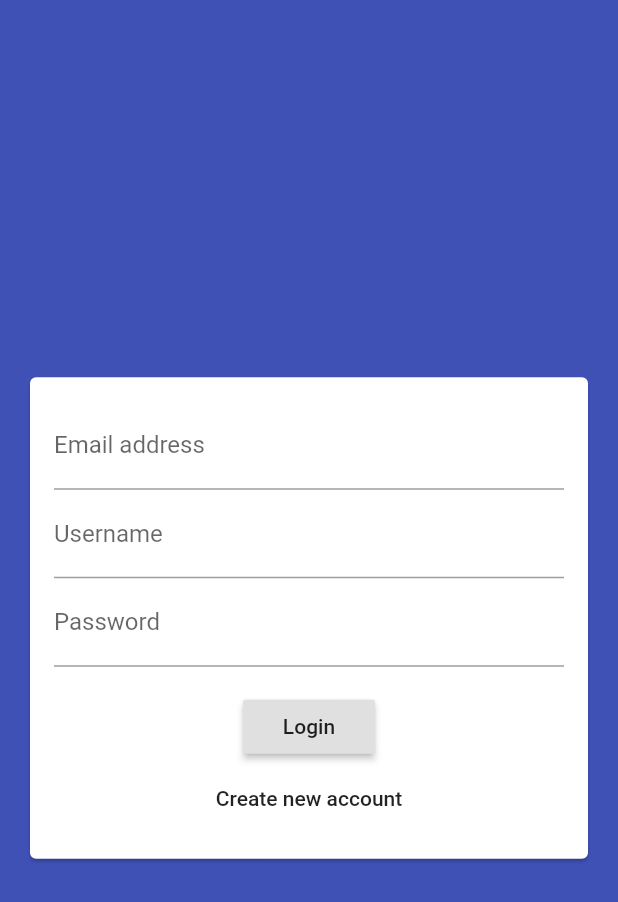
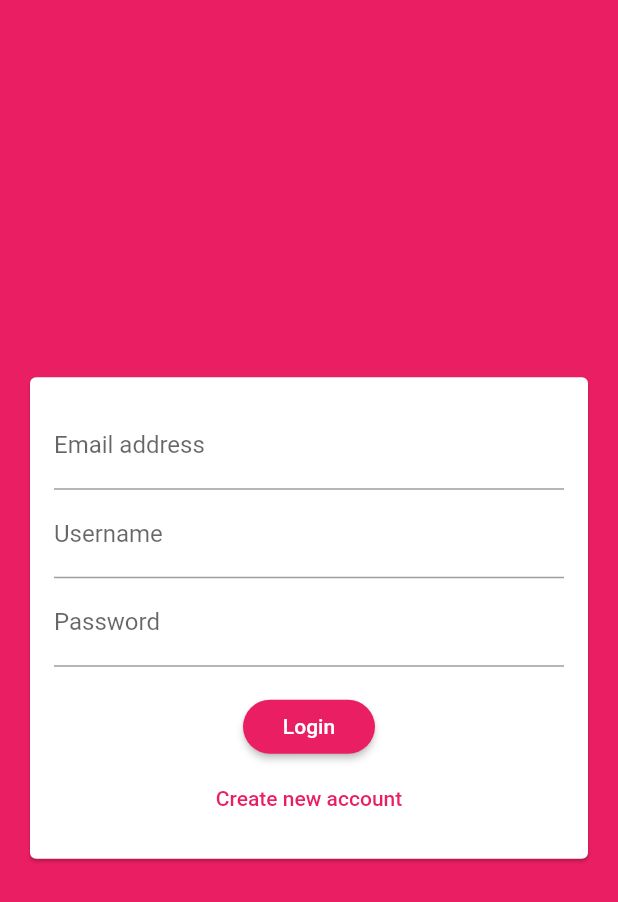
Before and after one commit to abhisheksudhir/chat_app, a Flutter app: the screen it shows after launch, on a phone screen of 412 x 824 dp. Shown: the top 902 px of the screen. Run offline on Flutter 3.47's test engine with Material 2 defaults, Android fonts, the phone set to English and light mode, and no system bars; our stand-ins replace cloud_firestore; accounts and stored records are empty.

Commit message:
adding an app theme

```diff
--- a/lib/main.dart
+++ b/lib/main.dart
@@ -11,8 +11,15 @@ class MyApp extends StatelessWidget {
     return MaterialApp(
       title: 'Chat App',
       theme: ThemeData(
-        primarySwatch: Colors.indigo,
-        accentColor: Colors.amber,
+        primarySwatch: Colors.pink,
+        accentColor: Colors.deepPurple,
+        backgroundColor: Colors.pink,
+        accentColorBrightness: Brightness.dark,
+        buttonTheme: ButtonTheme.of(context).copyWith(
+          buttonColor: Colors.pink,
+          textTheme: ButtonTextTheme.primary,
+          shape: RoundedRectangleBorder(borderRadius: BorderRadius.circular(20)),
+        ),
       ),
       home: AuthScreen(),
     );
--- a/lib/widgets/auth/auth_form.dart
+++ b/lib/widgets/auth/auth_form.dart
@@ -36,6 +36,7 @@ class _AuthFormState extends State<AuthForm> {
                     onPressed: () {},
                   ),
                   FlatButton(
+                    textColor: Theme.of(context).primaryColor,
                     child: Text('Create new account'),
                     onPressed: () {},
                   ),
```
